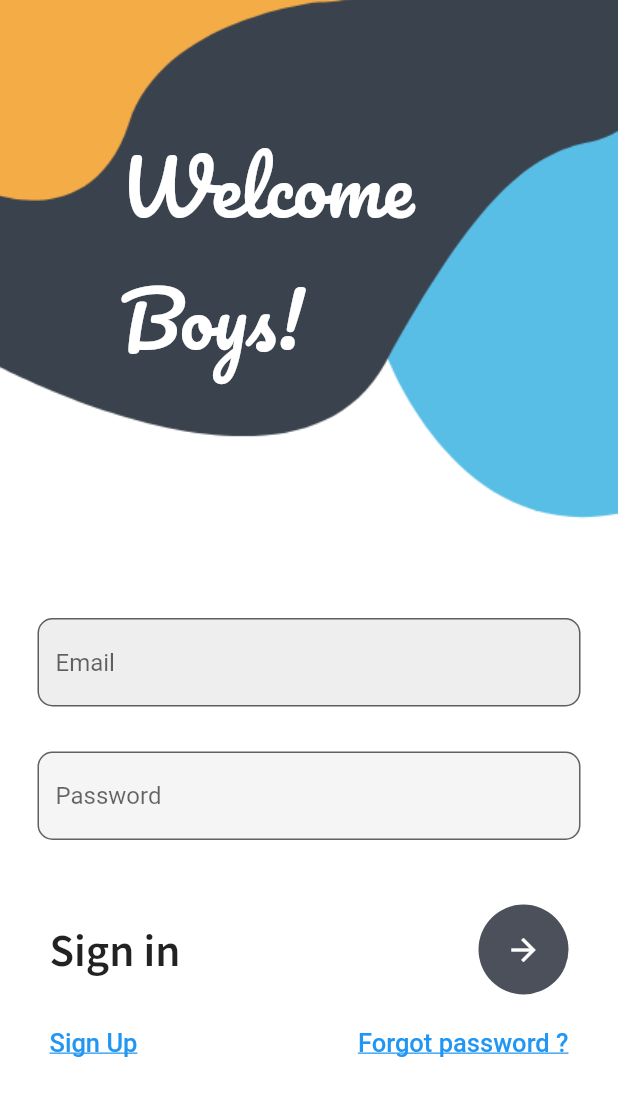
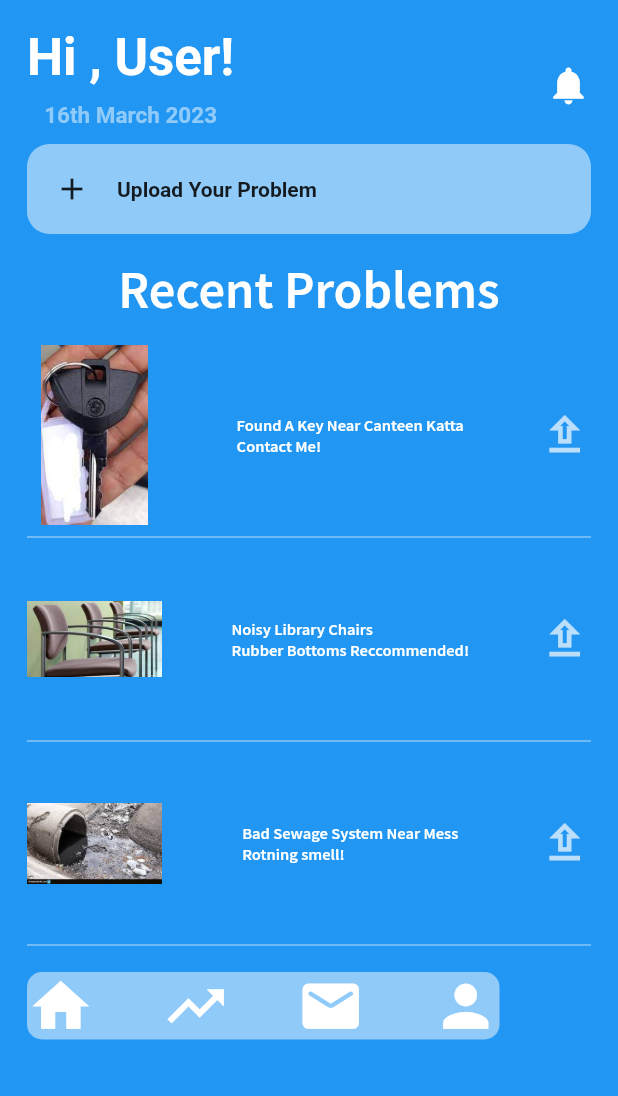
Before and after one commit to harshcodes17/prefinal, a Flutter app: the screen it shows after launch, after a tap on the "arrow forward" icon, on a phone screen of 412 x 824 dp. Shown: the top 1096 px of the screen. Run offline on Flutter 3.47's test engine with Material 2 defaults, Android fonts, the phone set to English and light mode, and no system bars.

Commit message:
New Home dart added

```diff
--- /dev/null
+++ b/lib/home.dart
@@ -0,0 +1,229 @@
+import 'package:flutter/material.dart';
+
+class HomePage extends StatefulWidget {
+  const HomePage({Key? key}) : super(key: key);
+
+  @override
+  State<HomePage> createState() => _HomePageState();
+}
+
+class _HomePageState extends State<HomePage> {
+  @override
+  Widget build(BuildContext context) {
+    return Scaffold(
+      backgroundColor: Colors.blue,
+      body: SafeArea(
+        child: Padding(
+          padding: const EdgeInsets.all(18.0),
+          child: Column(
+            children: [
+              Row(
+                mainAxisAlignment: MainAxisAlignment.spaceBetween,
+                children: [
+                  Column(
+                    children: [
+                      Text(
+                        'Hi , User!',
+                        style: TextStyle(
+                          fontWeight: FontWeight.bold,
+                          fontSize: 34,
+                          color: Colors.white,
+                        ),
+                      ),
+                      SizedBox(
+                        height: 10.0,
+                      ),
+                      Text(
+                        '16th March 2023',
+                        style: TextStyle(
+                          fontSize: 15,
+                          fontWeight: FontWeight.bold,
+                          color: Colors.blue.shade200,
+                        ),
+                      ),
+                      SizedBox(
+                        height: 10.0,
+                      ),
+                    ],
+                  ),
+                  Icon(
+                    Icons.notifications,
+                    color: Colors.white,
+                    size: 30,
+                  )
+                ],
+              ),
+              Container(
+                decoration: BoxDecoration(
+                    color: Colors.blue.shade200,
+                    borderRadius: BorderRadius.circular(15)),
+                child: Row(
+                  children: [
+                    Padding(
+                      padding: const EdgeInsets.all(18.0),
+                      child: Icon(Icons.add),
+                    ),
+                    Text(
+                      'Upload Your Problem',
+                      style: TextStyle(
+                        fontWeight: FontWeight.bold,
+                      ),
+                    ),
+                  ],
+                ),
+              ),
+              SizedBox(
+                height: 15,
+              ),
+              Text(
+                'Recent Problems',
+                style: TextStyle(
+                  fontSize: 35,
+                  color: Colors.white,
+                  fontFamily: 'Source Sans Pro',
+                  fontWeight: FontWeight.bold,
+                ),
+              ),
+              SizedBox(
+                height: 15,
+              ),
+              Row(
+                mainAxisAlignment: MainAxisAlignment.spaceBetween,
+                children: [
+                  Container(
+                    child: Image.asset(
+                      'assets/lostkey.jpeg',
+                      height: 120,
+                      width: 90,
+                    ),
+                  ),
+                  Text(
+                    'Found A Key Near Canteen Katta\nContact Me!',
+                    style: TextStyle(
+                      fontSize: 11,
+                      color: Colors.white,
+                      fontFamily: 'Source Sans Pro',
+                      fontWeight: FontWeight.bold,
+                    ),
+                  ),
+                  Icon(
+                    Icons.upload_outlined,
+                    color: Colors.blue.shade100,
+                    size: 35,
+                  )
+                ],
+              ),
+              Divider(
+                color: Colors.blue.shade100,
+              ),
+              Row(
+                mainAxisAlignment: MainAxisAlignment.spaceBetween,
+                children: [
+                  Container(
+                    child: Image.asset(
+                      'assets/libchairs.jpeg',
+                      height: 120,
+                      width: 90,
+                    ),
+                  ),
+                  Text(
+                    'Noisy Library Chairs\nRubber Bottoms Reccommended!',
+                    style: TextStyle(
+                      fontSize: 11,
+                      color: Colors.white,
+                      fontFamily: 'Source Sans Pro',
+                      fontWeight: FontWeight.bold,
+                    ),
+                  ),
+                  Icon(
+                    Icons.upload_outlined,
+                    color: Colors.blue.shade100,
+                    size: 35,
+                  )
+                ],
+              ),
+              Divider(
+                color: Colors.blue.shade100,
+              ),
+              Row(
+                mainAxisAlignment: MainAxisAlignment.spaceBetween,
+                children: [
+                  Container(
+                    child: Image.asset(
+                      'assets/sewage.jpeg',
+                      height: 120,
+                      width: 90,
+                    ),
+                  ),
+                  Text(
+                    'Bad Sewage System Near Mess\nRotning smell!',
+                    style: TextStyle(
+                      fontSize: 11,
+                      color: Colors.white,
+                      fontFamily: 'Source Sans Pro',
+                      fontWeight: FontWeight.bold,
+                    ),
+                  ),
+                  Icon(
+                    Icons.upload_outlined,
+                    color: Colors.blue.shade100,
+                    size: 35,
+                  )
+                ],
+              ),
+              Divider(
+                color: Colors.blue.shade100,
+              ),
+              SizedBox(
+                height: 10,
+              ),
+              Row(
+                children: [
+                  Container(
+                    decoration: BoxDecoration(
+                        color: Colors.blue.shade200,
+                        borderRadius: BorderRadius.circular(10)),
+                    child: Row(
+                      mainAxisAlignment: MainAxisAlignment.spaceEvenly,
+                      children: [
+                        Icon(
+                          Icons.home,
+                          size: 45,
+                          color: Colors.white,
+                        ),
+                        SizedBox(
+                          width: 45,
+                        ),
+                        Icon(
+                          Icons.trending_up,
+                          size: 45,
+                          color: Colors.white,
+                        ),
+                        SizedBox(
+                          width: 45,
+                        ),
+                        Icon(
+                          Icons.mail_rounded,
+                          color: Colors.white,
+                          size: 45,
+                        ),
+                        SizedBox(
+                          width: 45,
+                        ),
+                        Icon(
+                          Icons.person,
+                          color: Colors.white,
+                          size: 45,
+                        ),
+                      ],
+                    ),
+                  )
+                ],
+              )
+            ],
+          ),
+        ),
+      ),
+    );
+  }
+}
--- a/lib/login.dart
+++ b/lib/login.dart
@@ -82,7 +82,9 @@ class _MyLoginState extends State<MyLogin> {
                             backgroundColor: Color(0xff4c505b),
                             child: IconButton(
                               color: Colors.white,
-                              onPressed: () {},
+                              onPressed: () {
+                                Navigator.pushNamed(context, 'home');
+                              },
                               icon: Icon(Icons.arrow_forward_outlined),
                             ),
                           )
--- a/lib/main.dart
+++ b/lib/main.dart
@@ -1,6 +1,7 @@
 import 'package:flutter/material.dart';
-import 'package:signin/login.dart';
-import 'package:signin/signup.dart';
+import 'login.dart';
+import 'signup.dart';
+import 'home.dart';
 
 void main() {
   runApp(MaterialApp(
@@ -9,6 +10,7 @@ void main() {
     routes: {
       'login': (context) => const MyLogin(),
       'register': (context) => const MyRegister(),
+      'home': (context) => const HomePage(),
     },
   ));
 }
```
Also changed, not shown: assets/harsh.jpg (added), assets/libchairs.jpeg (added), assets/lostkey.jpeg (added), assets/sewage.jpeg (added), 1 other file.
